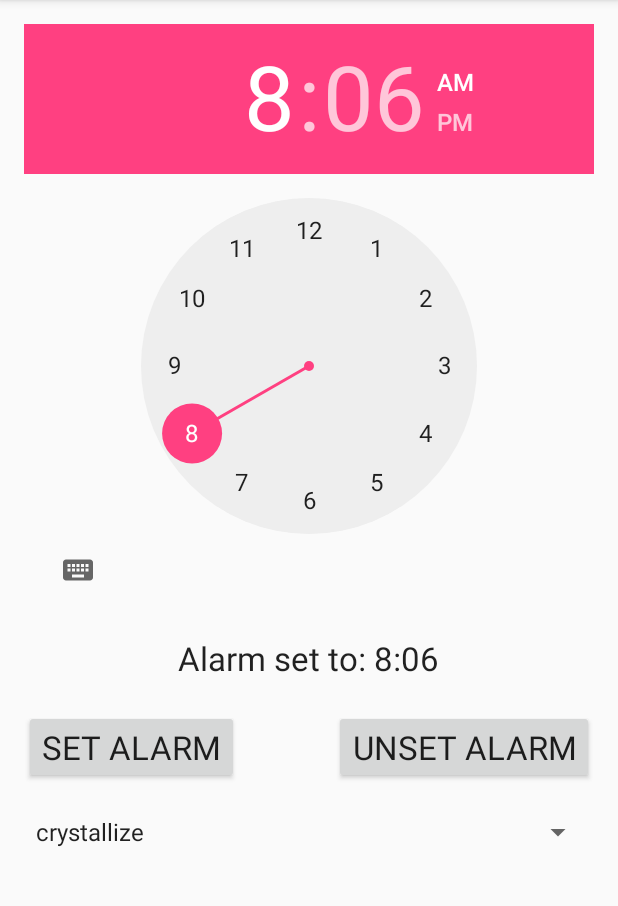
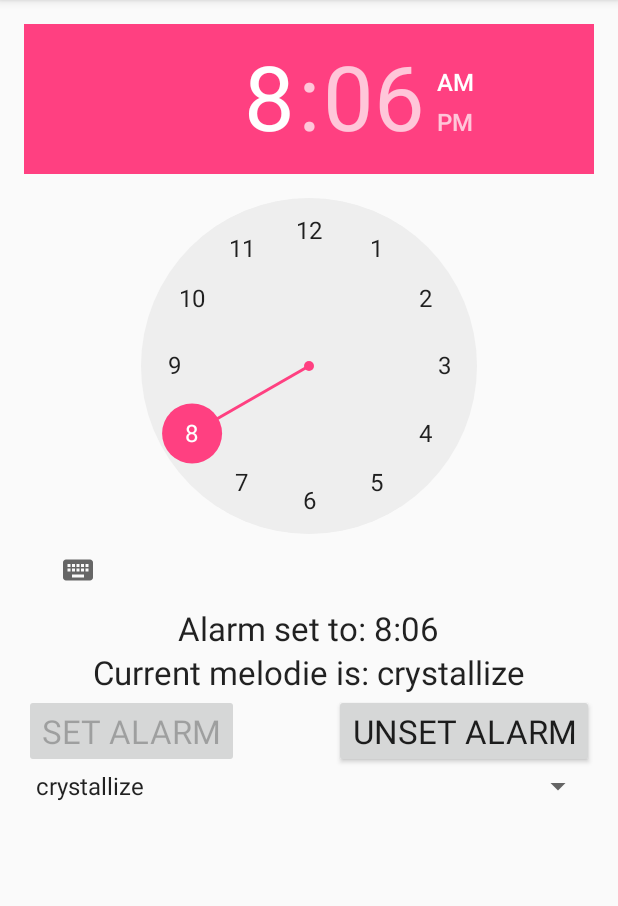
Before and after one commit to AIRAT1/Android2DZ5, an Android app: the screen it shows after launch (MainActivity), after a tap on "SET ALARM", on a phone screen of 412 x 824 dp, the part 84-990 px from its top. Run offline under Robolectric (Android 15) with nearby library versions, the phone set to English and light mode, and no system bars.

Commit message:
some refactoring

```diff
--- a/app/src/main/java/de/android/android2dz5/MainActivity.java
+++ b/app/src/main/java/de/android/android2dz5/MainActivity.java
@@ -26,15 +26,18 @@ public class MainActivity extends AppCompatActivity implements View.OnClickListe
     public static final String ALARM_ON = "alarm on";
     public static final String ALARM_OFF = "alarm off";
     public static final String WHALE_CHOICE = "whale_choice";
+    public static final int ONE_MINUTE = 60000; // milliseconds in 1 minute
     private AlarmManager alarmManager;
     private TimePicker alarmTimePicker;
-    private TextView updateText;
+    private Button alarmOn, alarmOff;
+    private TextView updateText, songText;
     private Context context;
     private PendingIntent pendingIntent;
     private Intent alarmIntent;
     private final Calendar calendar = Calendar.getInstance();
     private String hourString = "";
     private String minuteString = "";
+    private String songString = "";
     static Thread thread;
     private int choose_whale_sound;
 
@@ -56,6 +59,7 @@ public class MainActivity extends AppCompatActivity implements View.OnClickListe
         alarmTimePicker = (TimePicker)findViewById(R.id.timePicker);
 //        alarmTimePicker.setIs24HourView(true);
         updateText = (TextView)findViewById(R.id.updateText);
+        songText = (TextView)findViewById(R.id.songText);
         alarmIntent = new Intent(this.context, AlarmReceiver.class);
 
         // create spinner
@@ -67,8 +71,8 @@ public class MainActivity extends AppCompatActivity implements View.OnClickListe
         // set on onClickListener to the onItemSelected method
         spinner.setOnItemSelectedListener(this);
 
-        Button alarmOn = (Button)findViewById(R.id.alarmOn);
-        Button alarmOff = (Button)findViewById(R.id.alarmOff);
+        alarmOn = (Button)findViewById(R.id.alarmOn);
+        alarmOff = (Button)findViewById(R.id.alarmOff);
         alarmOn.setOnClickListener(this);
         alarmOff.setOnClickListener(this);
     }
@@ -93,20 +97,31 @@ public class MainActivity extends AppCompatActivity implements View.OnClickListe
     public void onClick(View v) {
         switch (v.getId()) {
             case R.id.alarmOn:
+                alarmOn.setEnabled(false);
                 int hour = alarmTimePicker.getCurrentHour();
                 int minute = alarmTimePicker.getCurrentMinute();
                 calendar.set(Calendar.HOUR_OF_DAY, hour);
                 calendar.set(Calendar.MINUTE, minute);
+
+                // to fix alarm time for tomorrow
+                long _alarm = 0;
+                if (calendar.getTimeInMillis() < System.currentTimeMillis() - ONE_MINUTE) {
+                    _alarm = calendar.getTimeInMillis() + (AlarmManager.INTERVAL_DAY + 1);
+                }else {
+                    _alarm = calendar.getTimeInMillis();
+                }
+
                 hourString = String.valueOf(hour);
                 minuteString = String.valueOf(minute);
                 if (hour > 12) hourString = String.valueOf(hour - 12);
                 if (minute < 10) minuteString = "0" + String.valueOf(minute);
                 setAlarmText("Alarm set to: " + hourString + ":" + minuteString);
+                songText.setText("Current melodie is: " + songString);
                 alarmIntent.putExtra(EXTRA, ALARM_ON);
                 alarmIntent.putExtra(WHALE_CHOICE, choose_whale_sound);
                 pendingIntent = PendingIntent.getBroadcast(MainActivity.this, 0,
                         alarmIntent, PendingIntent.FLAG_UPDATE_CURRENT);
-                alarmManager.set(AlarmManager.RTC_WAKEUP, calendar.getTimeInMillis(),
+                alarmManager.set(AlarmManager.RTC_WAKEUP, _alarm,
                         pendingIntent);
                 updateNewAppWidget(this);
 
@@ -124,8 +139,10 @@ public class MainActivity extends AppCompatActivity implements View.OnClickListe
 
                 break;
             case R.id.alarmOff:
+                alarmOn.setEnabled(true);
                 stopMusic();
                 setAlarmText("Alarm off!");
+                songText.setText("Current melodie is: ");
                 break;
             default:
                 break;
@@ -153,6 +170,8 @@ public class MainActivity extends AppCompatActivity implements View.OnClickListe
     @Override
     public void onItemSelected(AdapterView<?> parent, View view, int position, long id) {
         choose_whale_sound = (int) id;
+        String[] choose = getResources().getStringArray(R.array.whale_array);
+        songString = choose[position];
     }
 
     @Override
--- a/app/src/main/res/layout/content_main.xml
+++ b/app/src/main/res/layout/content_main.xml
@@ -24,10 +24,9 @@
         android:layout_height="wrap_content"
         android:textAppearance="?android:attr/textAppearanceLarge"
         android:text="SET ALARM"
-        android:layout_marginTop="20dp"
         android:clickable="true"
         android:id="@+id/alarmOn"
-        android:layout_below="@+id/updateText"
+        android:layout_below="@+id/songText"
         android:layout_alignParentLeft="true"
         android:layout_alignParentStart="true" />
 
@@ -39,7 +38,6 @@
         android:clickable="true"
         android:id="@+id/alarmOff"
         android:layout_alignTop="@+id/alarmOn"
-        android:layout_below="@id/updateText"
         android:layout_alignParentRight="true"
         android:layout_alignParentEnd="true" />
 
@@ -48,15 +46,22 @@
         android:layout_height="wrap_content"
         android:textAppearance="?android:attr/textAppearanceLarge"
         android:text="Did you set the alarm?"
-        android:layout_marginTop="20dp"
         android:id="@+id/updateText"
         android:layout_below="@+id/timePicker"
         android:layout_centerHorizontal="true" />
+    <TextView
+        android:layout_width="wrap_content"
+        android:layout_height="wrap_content"
+        android:textAppearance="?android:attr/textAppearanceLarge"
+        android:id="@+id/songText"
+        android:layout_centerHorizontal="true"
+        android:text="Current melodie is: "
+        android:layout_below="@id/updateText"
+        />
 
     <Spinner
         android:layout_width="match_parent"
         android:layout_height="wrap_content"
-        android:layout_marginTop="20dp"
         android:id="@+id/spinner"
         android:layout_below="@+id/alarmOn"
         android:layout_centerHorizontal="true" />
```
